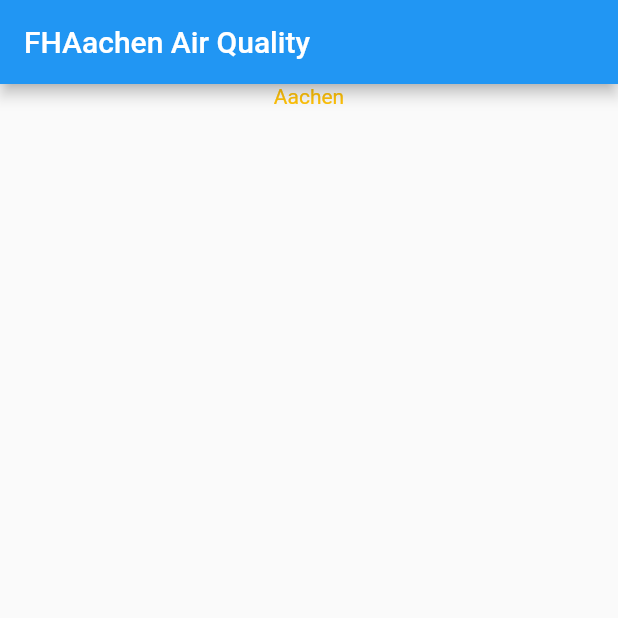
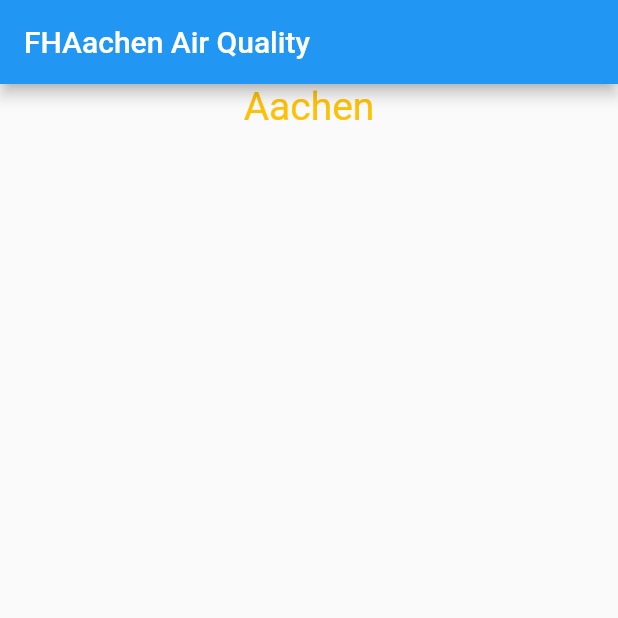
Before and after one commit to krisc-informatica/environment, a Flutter app: the screen it shows after launch, on a phone screen of 412 x 824 dp, the top half of it. Run offline on Flutter 3.47's test engine with Material 2 defaults, Android fonts, the phone set to English and light mode, and no system bars.

Commit message:
Changed const modifier in children array

```diff
--- a/lib/main.dart
+++ b/lib/main.dart
@@ -30,7 +30,6 @@ class HomePage extends StatefulWidget {
 }
 
 class HomePageState extends State<HomePage> {
-
   @override
   Widget build(BuildContext context) {
     return Scaffold(
@@ -40,12 +39,11 @@ class HomePageState extends State<HomePage> {
       body: Center(
         child: Column(
           mainAxisAlignment: MainAxisAlignment.start,
-          children: <Widget>[
-            const Text(
+          children: const <Widget>[
+            Text(
               'Aachen',
-              style: TextStyle(color: Colors.amber, fontSize: ),
+              style: TextStyle(color: Colors.amber, fontSize: 26),
             ),
-
           ],
         ),
       ),
```
